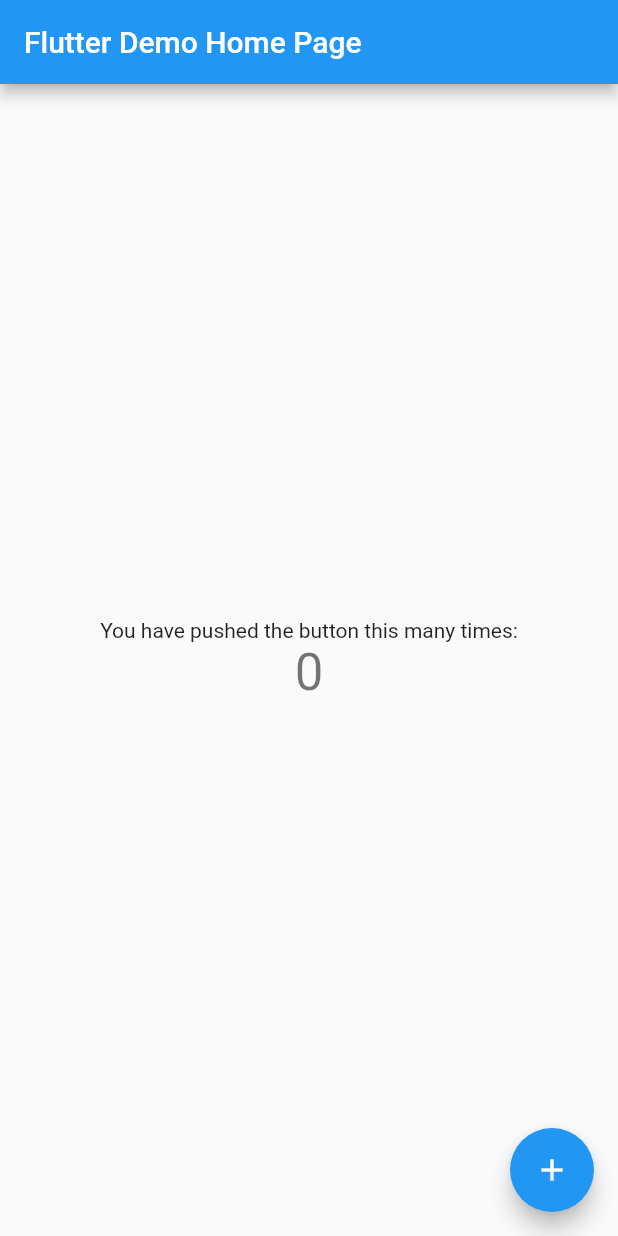
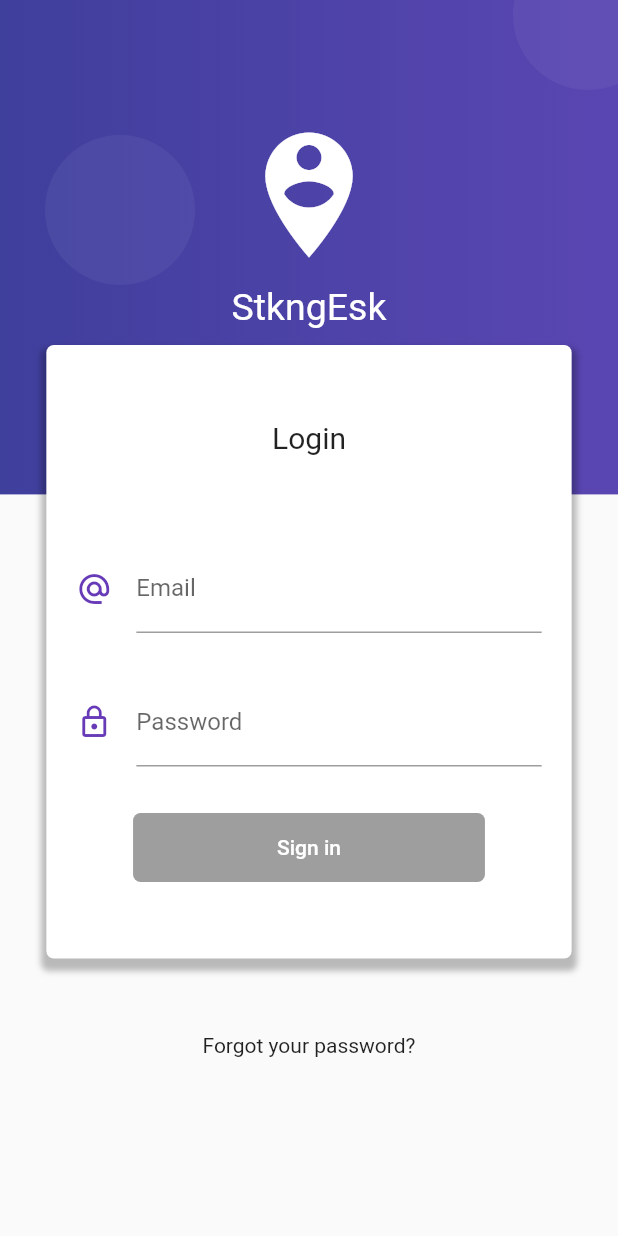
Before and after one commit to Christianesk/flutter-crud, a Flutter app: the screen it shows after launch, on a phone screen of 412 x 824 dp. Run offline on Flutter 3.47's test engine with Material 2 defaults, Android fonts, the phone set to English and light mode, and no system bars; our stand-ins replace rxdart.

Commit message:
Added simple login

```diff
--- a/lib/main.dart
+++ b/lib/main.dart
@@ -1,117 +1,22 @@
 import 'package:flutter/material.dart';
+import 'package:flutter_crud/src/blocs/provider.dart';
+import 'package:flutter_crud/src/routes/routes.dart';
 
-void main() {
-  runApp(MyApp());
-}
+void main() => runApp(MyApp());
 
 class MyApp extends StatelessWidget {
-  // This widget is the root of your application.
   @override
   Widget build(BuildContext context) {
-    return MaterialApp(
-      title: 'Flutter Demo',
-      theme: ThemeData(
-        // This is the theme of your application.
-        //
-        // Try running your application with "flutter run". You'll see the
-        // application has a blue toolbar. Then, without quitting the app, try
-        // changing the primarySwatch below to Colors.green and then invoke
-        // "hot reload" (press "r" in the console where you ran "flutter run",
-        // or simply save your changes to "hot reload" in a Flutter IDE).
-        // Notice that the counter didn't reset back to zero; the application
-        // is not restarted.
-        primarySwatch: Colors.blue,
-        // This makes the visual density adapt to the platform that you run
-        // the app on. For desktop platforms, the controls will be smaller and
-        // closer together (more dense) than on mobile platforms.
-        visualDensity: VisualDensity.adaptivePlatformDensity,
-      ),
-      home: MyHomePage(title: 'Flutter Demo Home Page'),
+    return Provider(
+        child: MaterialApp(
+          debugShowCheckedModeBanner: false,
+          title: 'Material App',
+          initialRoute: 'login',
+          routes: getApplicationRoutes(),
+          theme: ThemeData(
+            primaryColor: Colors.deepPurple
+          ),
+        ),
     );
   }
 }
-
-class MyHomePage extends StatefulWidget {
-  MyHomePage({Key key, this.title}) : super(key: key);
-
-  // This widget is the home page of your application. It is stateful, meaning
-  // that it has a State object (defined below) that contains fields that affect
-  // how it looks.
-
-  // This class is the configuration for the state. It holds the values (in this
-  // case the title) provided by the parent (in this case the App widget) and
-  // used by the build method of the State. Fields in a Widget subclass are
-  // always marked "final".
-
-  final String title;
-
-  @override
-  _MyHomePageState createState() => _MyHomePageState();
-}
-
-class _MyHomePageState extends State<MyHomePage> {
-  int _counter = 0;
-
-  void _incrementCounter() {
-    setState(() {
-      // This call to setState tells the Flutter framework that something has
-      // changed in this State, which causes it to rerun the build method below
-      // so that the display can reflect the updated values. If we changed
-      // _counter without calling setState(), then the build method would not be
-      // called again, and so nothing would appear to happen.
-      _counter++;
-    });
-  }
-
-  @override
-  Widget build(BuildContext context) {
-    // This method is rerun every time setState is called, for instance as done
-    // by the _incrementCounter method above.
-    //
-    // The Flutter framework has been optimized to make rerunning build methods
-    // fast, so that you can just rebuild anything that needs updating rather
-    // than having to individually change instances of widgets.
-    return Scaffold(
-      appBar: AppBar(
-        // Here we take the value from the MyHomePage object that was created by
-        // the App.build method, and use it to set our appbar title.
-        title: Text(widget.title),
-      ),
-      body: Center(
-        // Center is a layout widget. It takes a single child and positions it
-        // in the middle of the parent.
-        child: Column(
-          // Column is also a layout widget. It takes a list of children and
-          // arranges them vertically. By default, it sizes itself to fit its
-          // children horizontally, and tries to be as tall as its parent.
-          //
-          // Invoke "debug painting" (press "p" in the console, choose the
-          // "Toggle Debug Paint" action from the Flutter Inspector in Android
-          // Studio, or the "Toggle Debug Paint" command in Visual Studio Code)
-          // to see the wireframe for each widget.
-          //
-          // Column has various properties to control how it sizes itself and
-          // how it positions its children. Here we use mainAxisAlignment to
-          // center the children vertically; the main axis here is the vertical
-          // axis because Columns are vertical (the cross axis would be
-          // horizontal).
-          mainAxisAlignment: MainAxisAlignment.center,
-          children: <Widget>[
-            Text(
-              'You have pushed the button this many times:',
-            ),
-            Text(
-              '$_counter',
-              style: Theme.of(context).textTheme.headline4,
-            ),
-          ],
-        ),
-      ),
-      floatingActionButton: FloatingActionButton(
-        onPressed: _incrementCounter,
-        tooltip: 'Increment',
-        child: Icon(Icons.add),
-      ), // This trailing comma makes auto-formatting nicer for build methods.
-    );
-  }
-}
--- /dev/null
+++ b/lib/src/blocs/login_bloc.dart
@@ -0,0 +1,31 @@
+import 'dart:async';
+import 'package:rxdart/rxdart.dart';
+import 'package:flutter_crud/src/blocs/validators.dart';
+
+class LoginBloc with Validators{
+
+  final _emailController = BehaviorSubject<String>();
+  final _passwordController = BehaviorSubject<String>();
+
+
+  // Get data of Stream
+  Stream<String> get emailStream => _emailController.stream.transform(validateEmail);
+  Stream<String> get passwordStream => _passwordController.stream.transform(validatePassword);
+  Stream<bool> get formValidStream => Rx.combineLatest2(emailStream, passwordStream, (email, pass) => true);
+
+  //Insert values to Stream
+
+  Function(String) get changeEmail => _emailController.sink.add;
+  Function(String) get changePassword => _passwordController.sink.add;
+
+
+  //Get lasted value
+
+  String get email => _emailController.value;
+  String get password => _passwordController.value;
+
+  dispose(){
+    _emailController?.close();
+    _passwordController?.close();
+  }
+}
--- /dev/null
+++ b/lib/src/blocs/provider.dart
@@ -0,0 +1,30 @@
+import 'package:flutter/material.dart';
+import 'package:flutter_crud/src/blocs/login_bloc.dart';
+
+class Provider extends InheritedWidget {
+  static Provider _instance;
+
+  factory Provider({Key key, Widget child}) {
+    if (_instance == null) {
+      _instance = new Provider._internal(key: key, child: child);
+    }
+
+    return _instance;
+  }
+
+  Provider._internal({Key key, Widget child}) : super(key: key, child: child);
+
+  final loginBloc = LoginBloc();
+
+  // Provider({Key key, Widget child})
+  //   : super(key: key,child: child);
+
+  @override
+  bool updateShouldNotify(covariant InheritedWidget oldWidget) {
+    return true;
+  }
+
+  static LoginBloc of(BuildContext context) {
+    return context.dependOnInheritedWidgetOfExactType<Provider>().loginBloc;
+  }
+}
--- /dev/null
+++ b/lib/src/blocs/validators.dart
@@ -0,0 +1,31 @@
+import 'dart:async';
+
+class Validators {
+
+  final validateEmail = StreamTransformer<String, String>.fromHandlers(
+    handleData: (email, sink){
+
+        Pattern pattern = r'^(([^<>()[\]\\.,;:\s@\"]+(\.[^<>()[\]\\.,;:\s@\"]+)*)|(\".+\"))@((\[[0-9]{1,3}\.[0-9]{1,3}\.[0-9]{1,3}\.[0-9]{1,3}\])|(([a-zA-Z\-0-9]+\.)+[a-zA-Z]{2,}))$';
+
+        RegExp regExp = new RegExp(pattern);
+
+        if (regExp.hasMatch(email)) {
+          sink.add(email);
+        } else {
+          sink.addError('Incorrect Email');
+        }
+    }
+  );
+
+
+  final validatePassword = StreamTransformer<String, String>.fromHandlers(
+    handleData: (password, sink){
+      if (password.length >= 6) {
+        sink.add(password);
+      }else {
+        sink.addError('Must be more than 6 characters.');
+      }
+    }
+  );
+
+}
--- /dev/null
+++ b/lib/src/pages/home_page.dart
@@ -0,0 +1,26 @@
+import 'package:flutter/material.dart';
+import 'package:flutter_crud/src/blocs/provider.dart';
+
+
+class HomePage extends StatelessWidget {
+  @override
+  Widget build(BuildContext context) {
+
+    final bloc = Provider.of(context);
+
+    return Scaffold(
+      appBar: AppBar(
+        title: Text('Home'),
+      ),
+      body: Column(
+        crossAxisAlignment: CrossAxisAlignment.center,
+        mainAxisAlignment: MainAxisAlignment.center,
+        children: [
+          Text('Email: ${bloc.email}'),
+          Divider(),
+          Text('Password: ${bloc.password}')
+        ],
+      ),
+    );
+  }
+}
--- /dev/null
+++ b/lib/src/pages/login_page.dart
@@ -0,0 +1,194 @@
+import 'package:flutter/material.dart';
+import 'package:flutter_crud/src/blocs/login_bloc.dart';
+import 'package:flutter_crud/src/blocs/provider.dart';
+
+
+class LoginPage extends StatelessWidget {
+  @override
+  Widget build(BuildContext context) {
+    return Scaffold(
+      body: Stack(
+        children: <Widget>[
+          _createBackgroud(context),
+          _formLogin(context)
+        ],
+      ),
+    );
+  }
+
+  Widget _createBackgroud(BuildContext context) {
+
+    final size = MediaQuery.of(context).size;
+    final backgroudColor =  Container(
+      height: size.height*0.4,
+      width: double.infinity,
+      decoration: BoxDecoration(
+        gradient: LinearGradient(
+          colors: <Color>[
+            Color.fromRGBO(63, 63, 156, 1.0),
+            Color.fromRGBO(90, 70, 178, 1.0)
+          ]
+        )
+      ),
+    );
+
+    final circle = Container(
+      width: 100.0,
+      height: 100.0,
+      decoration: BoxDecoration(
+        borderRadius: BorderRadius.circular(100.0),
+        color: Color.fromRGBO(255, 255, 255, 0.05)
+      ),
+    );
+
+    final iconText = Container(
+      padding: EdgeInsets.only(top: 80.0),
+      child: Column(
+        children: <Widget>[
+          Icon(Icons.person_pin_circle, color: Colors.white, size: 100.0),
+          SizedBox(height: 10.0, width: double.infinity,),
+          Text('StkngEsk', style: TextStyle( color: Colors.white, fontSize: 25.0))
+        ],
+      ),
+    );
+
+
+    return Stack(
+      children: <Widget>[
+        backgroudColor,
+        Positioned(top: 90.0, left: 30.0, child: circle),
+        Positioned(top: -40.0, right: -30.0, child: circle),
+        Positioned(bottom: -50.0, right: -10.0, child: circle),
+        Positioned(bottom: 120.0, right: 20.0, child: circle),
+        Positioned(bottom: -50.0, left: -20.0, child: circle),
+        iconText
+      ],
+    );
+  }
+
+  Widget _formLogin(BuildContext context) {
+
+    final bloc = Provider.of(context);
+
+    final size = MediaQuery.of(context).size;
+    return SingleChildScrollView(
+      child: Column(
+        children: <Widget>[
+          SafeArea(
+            child: Container(
+              height: 180.0,
+            ),
+          ),
+          Container(
+            width: size.width*0.85,
+            padding: EdgeInsets.symmetric(vertical: 50.0),
+            margin: EdgeInsets.symmetric(vertical: 50.0),
+            decoration: BoxDecoration(
+              color: Colors.white,
+              borderRadius: BorderRadius.circular(5.0),
+              boxShadow: <BoxShadow>[
+                BoxShadow(
+                  color: Colors.black26,
+                  blurRadius: 3.0,
+                  offset: Offset(0.0, 5.0),
+                  spreadRadius: 3.0
+                )
+              ]
+            ),
+            child: Column(
+              children: <Widget>[
+                Text('Login', style: TextStyle(fontSize: 20.0)),
+                SizedBox(height: 60.0),
+                _createEmail(bloc),
+                SizedBox(height: 30.0),
+                _createPassword(bloc),
+                SizedBox(height: 30.0),
+                _createButton(bloc)
+              ],
+            ),
+          ),
+          Text('Forgot your password?'),
+          SizedBox(height: 100.0)
+        ],
+      ),
+    );
+  }
+
+  Widget _createEmail(LoginBloc bloc) {
+
+    return StreamBuilder(
+      stream: bloc.emailStream,
+      builder: (BuildContext context,AsyncSnapshot snapshot) {
+        return Container(
+          padding: EdgeInsets.symmetric(horizontal: 20.0),
+          child: TextField(
+            keyboardType: TextInputType.emailAddress,
+            decoration: InputDecoration(
+              icon: Icon(Icons.alternate_email, color: Colors.deepPurple),
+              hintText: 'mail@example.com',
+              labelText: 'Email',
+              counterText: snapshot.data,
+              errorText: snapshot.error
+            ),
+            onChanged: (value) => bloc.changeEmail(value),
+          ),
+        );
+      },
+    );
+  }
+
+  Widget _createPassword(LoginBloc bloc) {
+
+    return StreamBuilder(
+      stream: bloc.passwordStream,
+      builder: (BuildContext context,AsyncSnapshot snapshot) {
+        return Container(
+          padding: EdgeInsets.symmetric(horizontal: 20.0),
+          child: TextField(
+            obscureText: true,
+            decoration: InputDecoration(
+              icon: Icon(Icons.lock_outline, color: Colors.deepPurple),
+              labelText: 'Password',
+              counterText: snapshot.data,
+              errorText: snapshot.error
+            ),
+            onChanged: (value) => bloc.changePassword(value),
+          ),
+        );
+      },
+    );
+
+
+  }
+
+  Widget _createButton(LoginBloc bloc) {
+
+    //formValidStream
+
+    return StreamBuilder(
+      stream: bloc.formValidStream,
+      builder: (BuildContext context, AsyncSnapshot snapshot) {
+        return RaisedButton(
+          child: Container(
+            padding: EdgeInsets.symmetric(horizontal: 80.0,vertical: 15.0),
+            child: Text('Sign in'),
+          ),
+          shape: RoundedRectangleBorder(
+            borderRadius: BorderRadius.circular(5.0)
+          ),
+          elevation: 0.0,
+          color: Colors.deepPurple,
+          textColor: Colors.white,
+          onPressed: snapshot.hasData ? () =>_Login(context, bloc) : null,
+        );
+      },
+    );
+  }
+
+
+  _Login(BuildContext context,LoginBloc bloc){
+
+    Navigator.pushReplacementNamed(context, 'home');
+
+  }
+}
--- /dev/null
+++ b/lib/src/routes/routes.dart
@@ -0,0 +1,12 @@
+
+
+import 'package:flutter/cupertino.dart';
+import 'package:flutter_crud/src/pages/home_page.dart';
+import 'package:flutter_crud/src/pages/login_page.dart';
+
+Map<String, WidgetBuilder> getApplicationRoutes(){
+  return <String, WidgetBuilder>{
+    'login': (BuildContext context) => LoginPage(),
+    'home': (BuildContext context) => HomePage(),
+  };
+}
--- a/pubspec.yaml
+++ b/pubspec.yaml
@@ -28,6 +28,7 @@ dependencies:
   # The following adds the Cupertino Icons font to your application.
   # Use with the CupertinoIcons class for iOS style icons.
   cupertino_icons: ^1.0.0
+  rxdart: ^0.25.0
 
 dev_dependencies:
   flutter_test:
```
Also changed, not shown: pubspec.lock, 1 other file.
